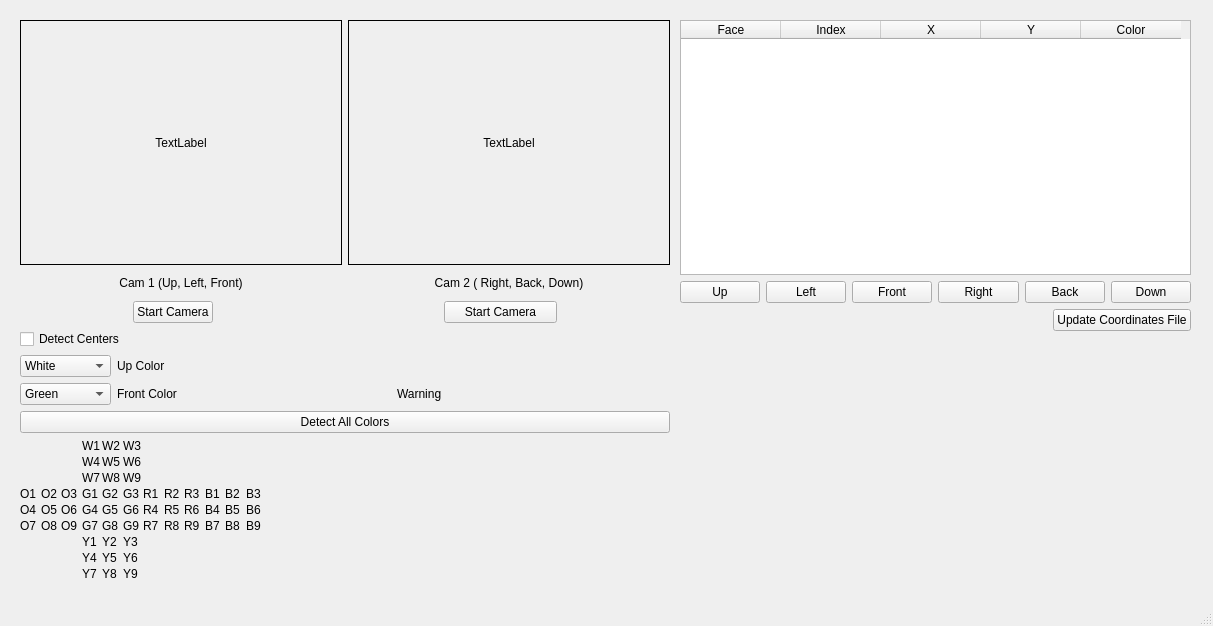
First picture: the form in Codebase/GUI/Design/mainWindow.ui, repository iliechirila/PiCubeSolver, before the edit.
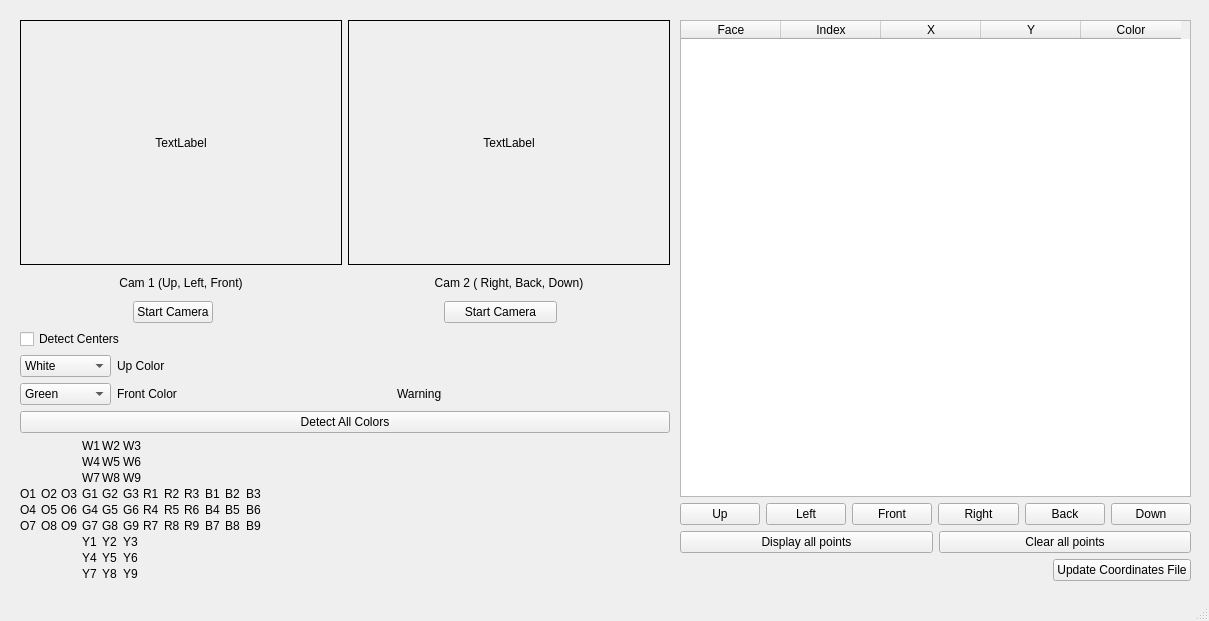
Second picture: the form after the edit.

Commit message: UI QoL changes (display all points, clear all points, edge cases in table data stuff)

What changed in the file:
```diff
--- a/Codebase/GUI/Design/mainWindow.ui
+++ b/Codebase/GUI/Design/mainWindow.ui
@@ -9,8 +9,8 @@
    <rect>
     <x>0</x>
     <y>0</y>
-    <width>1213</width>
-    <height>626</height>
+    <width>1209</width>
+    <height>621</height>
    </rect>
   </property>
   <property name="windowTitle">
@@ -23,10 +23,10 @@
       <x>680</x>
       <y>20</y>
       <width>511</width>
-      <height>311</height>
+      <height>561</height>
      </rect>
     </property>
-    <layout class="QVBoxLayout" name="verticalLayout" stretch="10,0,0">
+    <layout class="QVBoxLayout" name="verticalLayout" stretch="10,0,0,0">
      <item>
       <widget class="QTableWidget" name="tableWidget">
        <column>
@@ -102,6 +102,24 @@
        </item>
       </layout>
      </item>
+     <item>
+      <layout class="QHBoxLayout" name="horizontalLayout_8">
+       <item>
+        <widget class="QPushButton" name="button_display_all_points">
+         <property name="text">
+          <string>Display all points</string>
+         </property>
+        </widget>
+       </item>
+       <item>
+        <widget class="QPushButton" name="button_clear_all_points">
+         <property name="text">
+          <string>Clear all points</string>
+         </property>
+        </widget>
+       </item>
+      </layout>
+     </item>
      <item>
       <layout class="QHBoxLayout" name="horizontalLayout_2">
        <item>
```
The commit also changes 1 other file.
